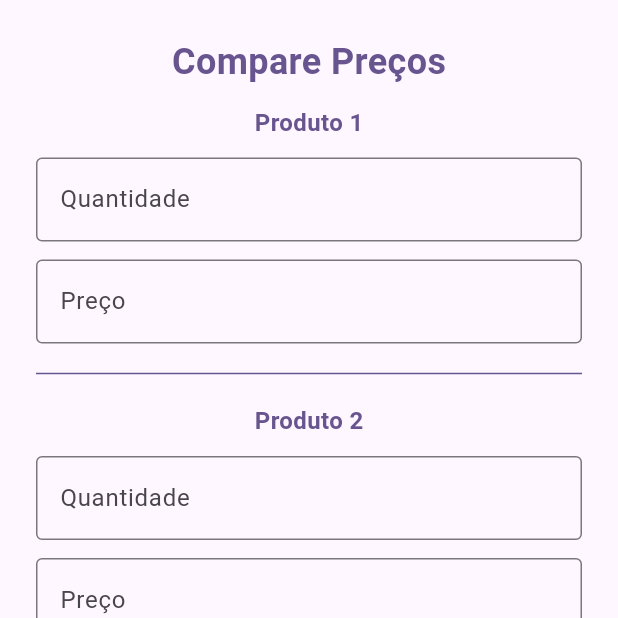
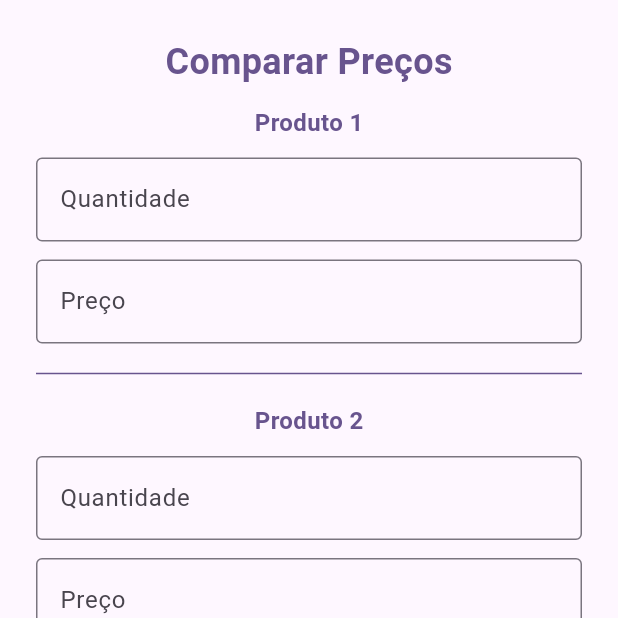
Before and after one commit to leandrorochaadm/compare_price, a Flutter app: the screen it shows after launch, on a phone screen of 412 x 824 dp, the top half of it. Run offline on Flutter 3.47's test engine with Material 2 defaults, Android fonts, the phone set to English and light mode, and no system bars; our stand-ins replace equatable; missing offline and left inert: validatorless.

Commit message:
remane app

```diff
--- a/lib/pages/home_page.dart
+++ b/lib/pages/home_page.dart
@@ -34,7 +34,7 @@ class _HomePageState extends State<HomePage> {
               child: Column(
                 children: [
                   Text(
-                    'Compare Preços',
+                    'Comparar Preços',
                     style: TextStyle(
                       fontSize: 24,
                       fontWeight: FontWeight.bold,
```
Also changed, not shown: 1 other file.
